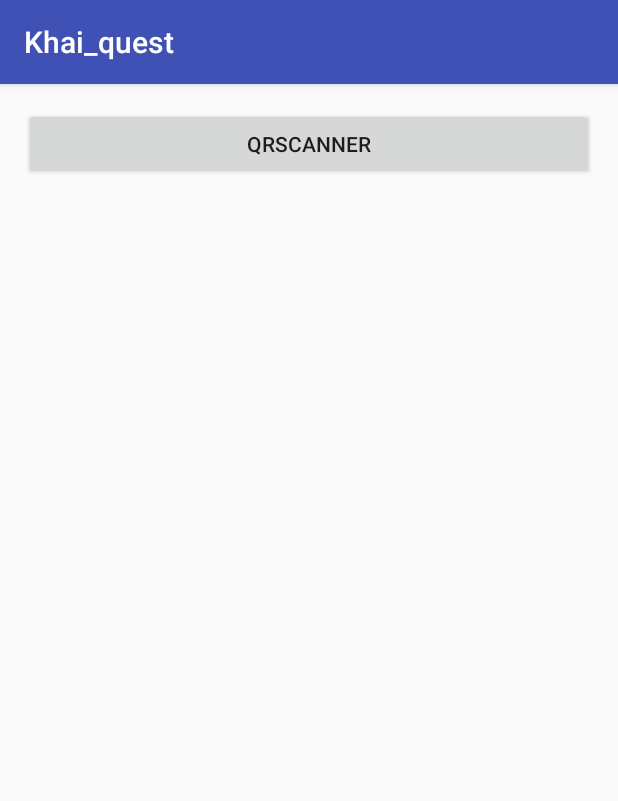
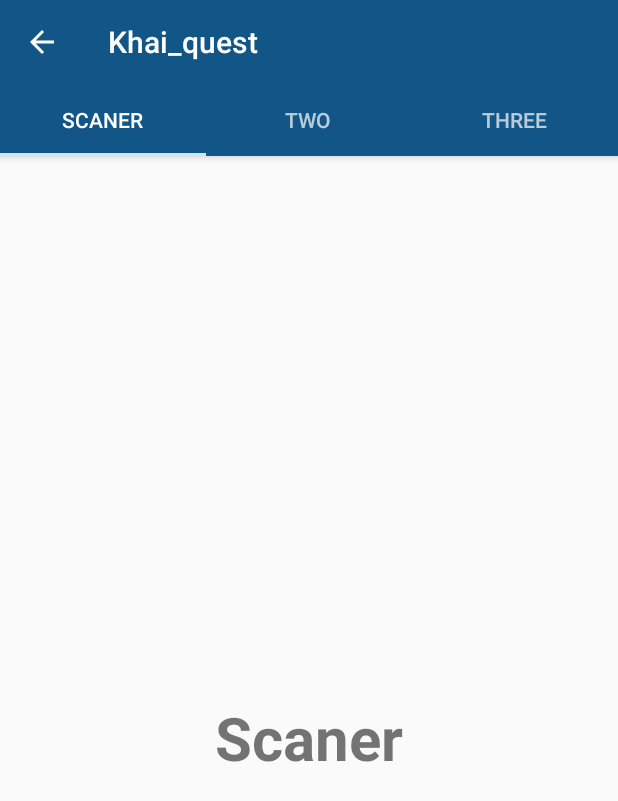
Before and after one commit to OfatenkoRodion/Khai_quest, an Android app: the screen it shows after launch (MainActivity before the commit, MainActivity2 after it), on a phone screen of 412 x 824 dp. Shown: the top 801 px of the screen. Run offline under Robolectric (Android 15) with nearby library versions, the phone set to English and light mode, and no system bars.

```diff
--- a/app/build.gradle
+++ b/app/build.gradle
@@ -40,4 +40,5 @@ dependencies {
     compile 'com.google.android.gms:play-services-vision:11.4.0'
     compile 'me.dm7.barcodescanner:zxing:1.8.4'
     compile 'io.reactivex:rxjava:1.3.4'
+    compile 'com.android.support:design:26.+'
 }
--- a/app/src/main/AndroidManifest.xml
+++ b/app/src/main/AndroidManifest.xml
@@ -8,8 +8,8 @@
         android:icon="@mipmap/ic_launcher"
         android:label="@string/app_name"
         android:supportsRtl="true"
-        android:theme="@style/AppTheme">
-        <activity android:name=".MainActivity">
+        android:theme="@style/MyMaterialTheme">
+        <activity android:name=".MainActivity2">
             <intent-filter>
                 <action android:name="android.intent.action.MAIN"/>
 
--- /dev/null
+++ b/app/src/main/java/Fragments/ScanerFragment.java
@@ -0,0 +1,31 @@
+package Fragments;
+import android.os.Bundle;
+import android.support.v4.app.Fragment;
+import android.view.LayoutInflater;
+import android.view.View;
+import android.view.ViewGroup;
+
+import ro.khai_quest.R;
+
+
+public class ScanerFragment extends Fragment
+{
+
+    public ScanerFragment()
+    {
+        // Required empty public constructor
+    }
+
+    @Override
+    public void onCreate(Bundle savedInstanceState)
+    {
+        super.onCreate(savedInstanceState);
+    }
+
+    @Override
+    public View onCreateView(LayoutInflater inflater, ViewGroup container, Bundle savedInstanceState)
+    {
+        return inflater.inflate(R.layout.scaner, container, false);
+    }
+
+}
--- /dev/null
+++ b/app/src/main/java/Fragments/ThreeFragment.java
@@ -0,0 +1,34 @@
+package Fragments;
+
+
+import android.os.Bundle;
+import android.support.v4.app.Fragment;
+import android.view.LayoutInflater;
+import android.view.View;
+import android.view.ViewGroup;
+
+import ro.khai_quest.R;
+
+
+public class ThreeFragment extends Fragment
+{
+
+    public ThreeFragment()
+    {
+        // Required empty public constructor
+    }
+
+    @Override
+    public void onCreate(Bundle savedInstanceState)
+    {
+        super.onCreate(savedInstanceState);
+    }
+
+    @Override
+    public View onCreateView(LayoutInflater inflater, ViewGroup container, Bundle savedInstanceState)
+    {
+        // Inflate the layout for this fragment
+        return inflater.inflate(R.layout.fragment_three, container, false);
+    }
+
+}
--- /dev/null
+++ b/app/src/main/java/Fragments/TwoFragment.java
@@ -0,0 +1,34 @@
+package Fragments;
+
+
+import android.os.Bundle;
+import android.support.v4.app.Fragment;
+import android.view.LayoutInflater;
+import android.view.View;
+import android.view.ViewGroup;
+
+import ro.khai_quest.R;
+
+
+public class TwoFragment extends Fragment
+{
+
+    public TwoFragment()
+    {
+        // Required empty public constructor
+    }
+
+    @Override
+    public void onCreate(Bundle savedInstanceState)
+    {
+        super.onCreate(savedInstanceState);
+    }
+
+    @Override
+    public View onCreateView(LayoutInflater inflater, ViewGroup container, Bundle savedInstanceState)
+    {
+        // Inflate the layout for this fragment
+        return inflater.inflate(R.layout.fragment_two, container, false);
+    }
+
+}
--- /dev/null
+++ b/app/src/main/java/ro/khai_quest/MainActivity2.java
@@ -0,0 +1,49 @@
+package ro.khai_quest;
+
+
+import android.os.Bundle;
+import android.support.design.widget.TabLayout;
+import android.support.v4.view.ViewPager;
+import android.support.v7.app.AppCompatActivity;
+import android.support.v7.widget.Toolbar;
+
+import Fragments.ScanerFragment;
+import Fragments.ThreeFragment;
+import Fragments.TwoFragment;
+
+
+public class MainActivity2 extends AppCompatActivity {
+
+    private Toolbar toolbar;
+    private TabLayout tabLayout;
+    private ViewPager viewPager;
+
+    @Override
+    protected void onCreate(Bundle savedInstanceState) {
+        super.onCreate(savedInstanceState);
+        setContentView(R.layout.activity_main2);
+
+        toolbar = (Toolbar) findViewById(R.id.toolbar);
+        setSupportActionBar(toolbar);
+
+        getSupportActionBar().setDisplayHomeAsUpEnabled(true);
+
+        viewPager = (ViewPager) findViewById(R.id.viewpager);
+        setupViewPager(viewPager);
+
+        tabLayout = (TabLayout) findViewById(R.id.tabs);
+        tabLayout.setupWithViewPager(viewPager);
+    }
+
+    private void setupViewPager(ViewPager viewPager)
+    {
+        ViewPagerAdapter adapter = new ViewPagerAdapter(getSupportFragmentManager());
+        ScanerFragment scanerFragment=new ScanerFragment();
+
+        adapter.addFragment(scanerFragment, "Scaner");
+        adapter.addFragment(new TwoFragment(), "TWO");
+        adapter.addFragment(new ThreeFragment(), "THREE");
+        viewPager.setAdapter(adapter);
+    }
+
+}
--- /dev/null
+++ b/app/src/main/java/ro/khai_quest/ViewPagerAdapter.java
@@ -0,0 +1,43 @@
+package ro.khai_quest;
+
+import android.support.v4.app.Fragment;
+import android.support.v4.app.FragmentManager;
+import android.support.v4.app.FragmentPagerAdapter;
+
+import java.util.ArrayList;
+import java.util.List;
+
+class ViewPagerAdapter extends FragmentPagerAdapter
+{
+    private final List<Fragment> mFragmentList = new ArrayList<>();
+    private final List<String> mFragmentTitleList = new ArrayList<>();
+
+    public ViewPagerAdapter(FragmentManager manager)
+    {
+        super(manager);
+    }
+
+    @Override
+    public Fragment getItem(int position)
+    {
+        return mFragmentList.get(position);
+    }
+
+    @Override
+    public int getCount()
+    {
+        return mFragmentList.size();
+    }
+
+    public void addFragment(Fragment fragment, String title)
+    {
+        mFragmentList.add(fragment);
+        mFragmentTitleList.add(title);
+    }
+
+    @Override
+    public CharSequence getPageTitle(int position)
+    {
+        return mFragmentTitleList.get(position);
+    }
+}
--- /dev/null
+++ b/app/src/main/res/layout/activity_main2.xml
@@ -0,0 +1,34 @@
+<android.support.design.widget.CoordinatorLayout xmlns:android="http://schemas.android.com/apk/res/android"
+    xmlns:app="http://schemas.android.com/apk/res-auto"
+    android:layout_width="match_parent"
+    android:layout_height="match_parent">
+
+    <android.support.design.widget.AppBarLayout
+        android:layout_width="match_parent"
+        android:layout_height="wrap_content"
+        android:theme="@style/ThemeOverlay.AppCompat.Dark.ActionBar">
+
+        <android.support.v7.widget.Toolbar
+            android:id="@+id/toolbar"
+            android:layout_width="match_parent"
+            android:layout_height="?attr/actionBarSize"
+            android:background="?attr/colorPrimary"
+            app:layout_scrollFlags="scroll|enterAlways"
+            app:popupTheme="@style/ThemeOverlay.AppCompat.Light" />
+
+        <android.support.design.widget.TabLayout
+            android:id="@+id/tabs"
+            android:layout_width="match_parent"
+            android:layout_height="wrap_content"
+            app:tabMode="fixed"
+            app:tabGravity="fill"/>
+
+    </android.support.design.widget.AppBarLayout>
+
+    <android.support.v4.view.ViewPager
+        android:id="@+id/viewpager"
+        android:layout_width="match_parent"
+        android:layout_height="match_parent"
+        app:layout_behavior="@string/appbar_scrolling_view_behavior"  />
+
+</android.support.design.widget.CoordinatorLayout>
--- /dev/null
+++ b/app/src/main/res/layout/fragment_three.xml
@@ -0,0 +1,15 @@
+<RelativeLayout xmlns:android="http://schemas.android.com/apk/res/android"
+    xmlns:tools="http://schemas.android.com/tools"
+    android:layout_width="match_parent"
+    android:layout_height="match_parent"
+    tools:context="Fragments.ThreeFragment">
+
+    <TextView
+        android:layout_width="wrap_content"
+        android:layout_height="wrap_content"
+        android:text="Three"
+        android:textSize="40dp"
+        android:textStyle="bold"
+        android:layout_centerInParent="true"/>
+
+</RelativeLayout>
--- /dev/null
+++ b/app/src/main/res/layout/fragment_two.xml
@@ -0,0 +1,15 @@
+<RelativeLayout xmlns:android="http://schemas.android.com/apk/res/android"
+xmlns:tools="http://schemas.android.com/tools"
+android:layout_width="match_parent"
+android:layout_height="match_parent"
+tools:context="Fragments.TwoFragment">
+
+<TextView
+    android:layout_width="wrap_content"
+    android:layout_height="wrap_content"
+    android:text="Two"
+    android:textSize="40dp"
+    android:textStyle="bold"
+    android:layout_centerInParent="true"/>
+
+</RelativeLayout>
--- /dev/null
+++ b/app/src/main/res/layout/scaner.xml
@@ -0,0 +1,15 @@
+<RelativeLayout xmlns:android="http://schemas.android.com/apk/res/android"
+    xmlns:tools="http://schemas.android.com/tools"
+    android:layout_width="match_parent"
+    android:layout_height="match_parent"
+    tools:context="Fragments.ScanerFragment">
+
+    <TextView
+        android:layout_width="wrap_content"
+        android:layout_height="wrap_content"
+        android:text="Scaner"
+        android:textSize="40dp"
+        android:textStyle="bold"
+        android:layout_centerInParent="true"/>
+
+</RelativeLayout>
--- a/app/src/main/res/values/colors.xml
+++ b/app/src/main/res/values/colors.xml
@@ -1,6 +1,9 @@
 <?xml version="1.0" encoding="utf-8"?>
 <resources>
-    <color name="colorPrimary">#3F51B5</color>
-    <color name="colorPrimaryDark">#303F9F</color>
-    <color name="colorAccent">#FF4081</color>
+    <color name="colorPrimary">#125688</color>
+    <color name="colorPrimaryDark">#125688</color>
+    <color name="textColorPrimary">#FFFFFF</color>
+    <color name="windowBackground">#FFFFFF</color>
+    <color name="navigationBarColor">#000000</color>
+    <color name="colorAccent">#c8e8ff</color>
 </resources>
--- a/app/src/main/res/values/dimens.xml
+++ b/app/src/main/res/values/dimens.xml
@@ -2,4 +2,8 @@
     <!-- Default screen margins, per the Android Design guidelines. -->
     <dimen name="activity_horizontal_margin">16dp</dimen>
     <dimen name="activity_vertical_margin">16dp</dimen>
+    <dimen name="tab_max_width">264dp</dimen>
+    <dimen name="tab_padding_bottom">16dp</dimen>
+    <dimen name="tab_label">14sp</dimen>
+    <dimen name="custom_tab_layout_height">72dp</dimen>
 </resources>
--- a/app/src/main/res/values/styles.xml
+++ b/app/src/main/res/values/styles.xml
@@ -8,4 +8,15 @@
         <item name="colorAccent">@color/colorAccent</item>
     </style>
 
+
+    <style name="MyMaterialTheme" parent="MyMaterialTheme.Base"></style>
+
+    <style name="MyMaterialTheme.Base" parent="Theme.AppCompat.Light.DarkActionBar">
+        <item name="windowNoTitle">true</item>
+        <item name="windowActionBar">false</item>
+        <item name="colorPrimary">@color/colorPrimary</item>
+        <item name="colorPrimaryDark">@color/colorPrimaryDark</item>
+        <item name="colorAccent">@color/colorAccent</item>
+    </style>
+
 </resources>
```
